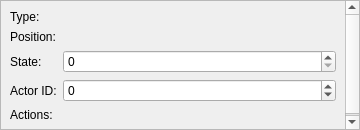
First picture: the form in tools/cathedral/ui/NPCProperties.ui, repository comphack/comp_hack, before the edit.
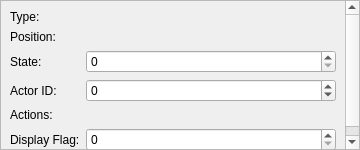
Second picture: the form after the edit. Custom widgets are drawn as their Qt base class.

```diff
--- a/tools/cathedral/ui/NPCProperties.ui
+++ b/tools/cathedral/ui/NPCProperties.ui
@@ -7,7 +7,7 @@
     <x>0</x>
     <y>0</y>
     <width>360</width>
-    <height>130</height>
+    <height>150</height>
    </rect>
   </property>
   <layout class="QVBoxLayout" name="layoutMain">
@@ -34,7 +34,7 @@
         <x>0</x>
         <y>0</y>
         <width>358</width>
-        <height>128</height>
+        <height>148</height>
        </rect>
       </property>
       <layout class="QFormLayout" name="layoutScrollArea">
@@ -99,6 +99,20 @@
        <item row="4" column="1">
         <widget class="ActionList" name="actions" native="true"/>
        </item>
+       <item row="5" column="0">
+        <widget class="QLabel" name="lblDisplayFlag">
+         <property name="text">
+          <string>Display Flag:</string>
+         </property>
+        </widget>
+       </item>
+       <item row="5" column="1">
+        <widget class="QSpinBox" name="displayFlag">
+         <property name="maximum">
+          <number>32767</number>
+         </property>
+        </widget>
+       </item>
       </layout>
      </widget>
     </widget>
```
